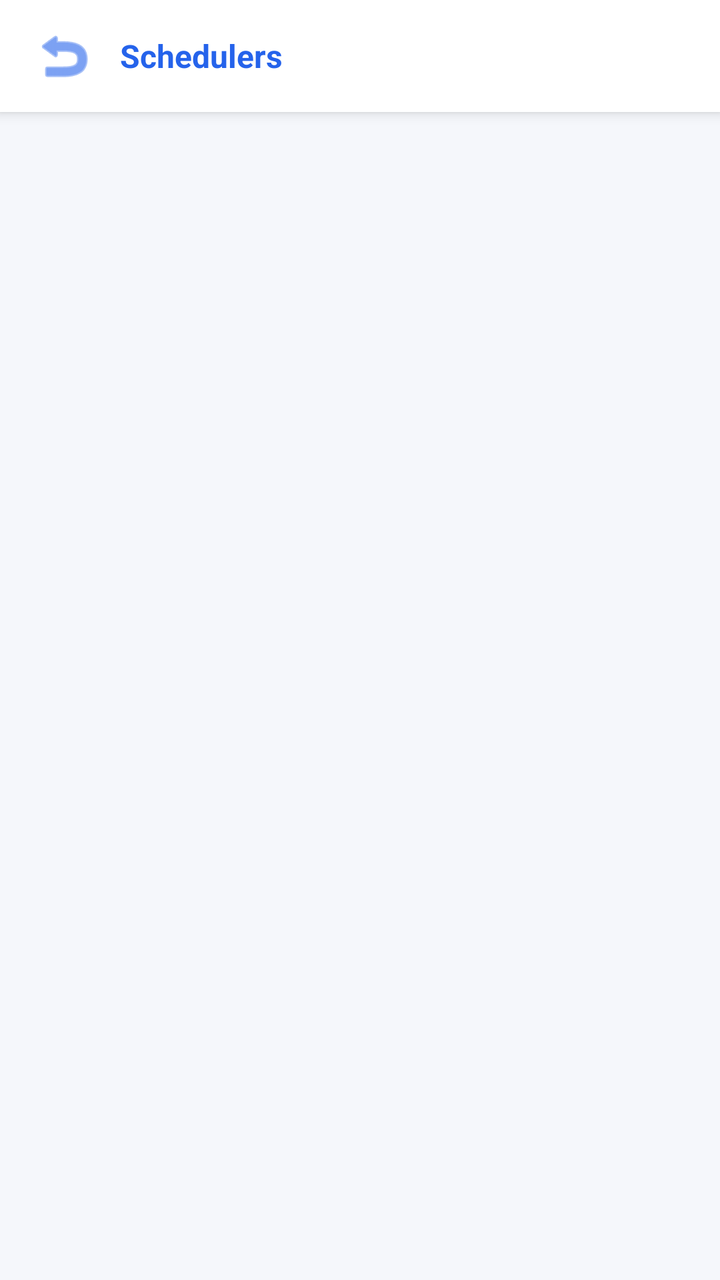
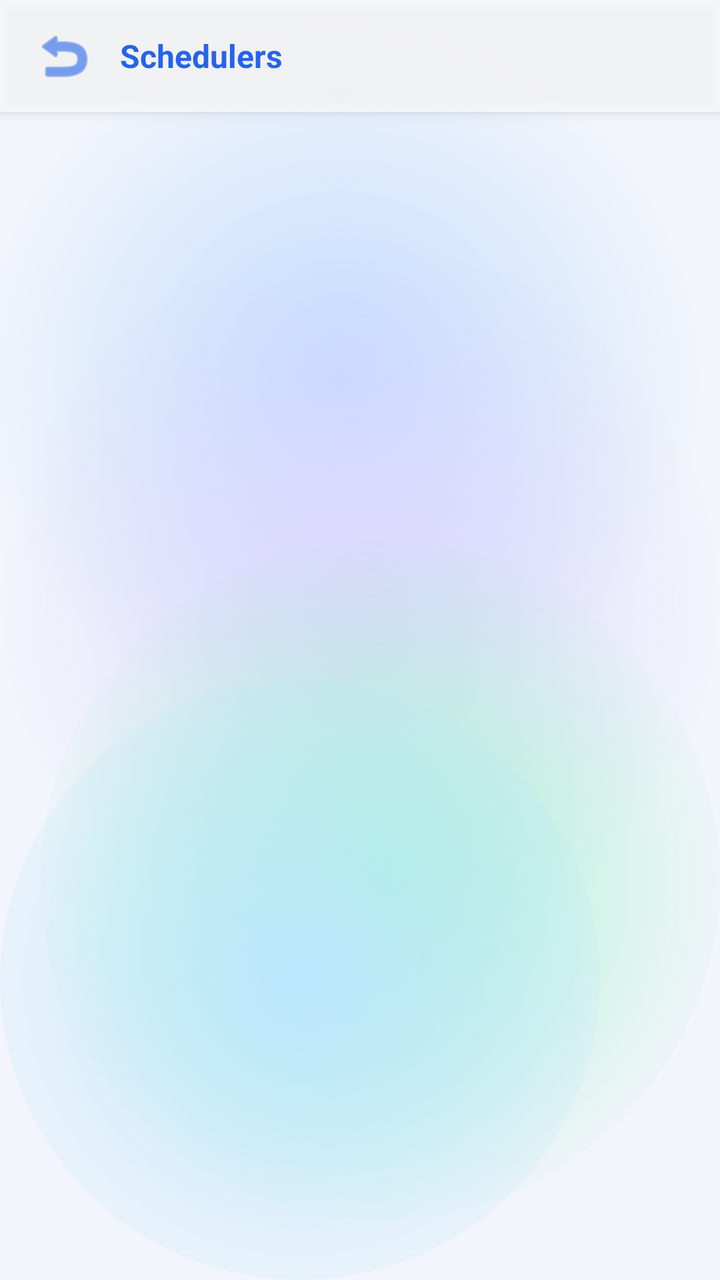

Before-and-after screenshots of an Android layout around one commit, followed by the original layout XML and the change that was made.
<!-- AndroidManifest.xml: application theme Theme.ExpenseOS -->
<!-- res/layout/activity_scheduler.xml -->
<?xml version="1.0" encoding="utf-8"?>
<LinearLayout xmlns:android="http://schemas.android.com/apk/res/android"
    android:layout_width="match_parent"
    android:layout_height="match_parent"
    android:background="@color/bg"
    android:orientation="vertical">

    
    <LinearLayout
        android:layout_width="match_parent"
        android:layout_height="56dp"
        android:background="@color/nav_bg"
        android:elevation="4dp"
        android:gravity="center_vertical"
        android:orientation="horizontal"
        android:paddingHorizontal="14dp">

        <ImageButton
            android:id="@+id/btnSchedulerBack"
            android:layout_width="36dp"
            android:layout_height="36dp"
            android:layout_marginEnd="10dp"
            android:background="?attr/selectableItemBackgroundBorderless"
            android:contentDescription="Back"
            android:src="@android:drawable/ic_menu_revert"
            android:tint="@color/primary" />

        <TextView
            android:layout_width="0dp"
            android:layout_height="wrap_content"
            android:layout_weight="1"
            android:text="Schedulers"
            android:textColor="@color/primary"
            android:textSize="16sp"
            android:textStyle="bold" />
    </LinearLayout>

    <androidx.recyclerview.widget.RecyclerView
        android:id="@+id/rvSchedulers"
        android:layout_width="match_parent"
        android:layout_height="0dp"
        android:layout_weight="1"
        android:clipToPadding="false"
        android:paddingBottom="12dp" />

</LinearLayout>
<!-- resources referenced by this layout -->
<resources>
  <color name="bg">#F5F7FB</color>
  <color name="nav_bg">#FFFFFF</color>
  <style name="Theme.ExpenseOS" parent="Theme.MaterialComponents.DayNight.NoActionBar">
          <item name="colorPrimary">@color/primary</item>
          <item name="colorPrimaryVariant">@color/primary_dark</item>
          <item name="colorPrimaryDark">@color/primary_dark</item>
          <item name="colorOnPrimary">@color/on_primary</item>
          <item name="colorSecondary">@color/secondary</item>
          <item name="colorSecondaryVariant">@color/secondary_dark</item>
          <item name="colorOnSecondary">@color/on_primary</item>
          <item name="colorAccent">@color/primary</item>
          <item name="colorSurface">@color/surface</item>
          <item name="colorOnSurface">@color/text</item>
          <item name="colorOnBackground">@color/text</item>
          <item name="colorError">@color/danger</item>
          <item name="android:colorBackground">@color/bg</item>
          <item name="android:windowBackground">@color/bg</item>
  
          <item name="android:textColorPrimary">@color/text</item>
          <item name="android:textColorSecondary">@color/text_muted</item>
          <item name="android:textColorHint">@color/text_hint</item>
          <item name="android:fontFamily">sans-serif</item>
          <item name="fontFamily">sans-serif</item>
  
          
          <item name="android:statusBarColor">@color/bg</item>
          <item name="android:navigationBarColor">@color/nav_bg</item>
          <item name="android:windowLightStatusBar">true</item>
          <item name="android:windowLightNavigationBar" tools:targetApi="o_mr1">true</item>
          <item name="android:forceDarkAllowed" tools:targetApi="q">false</item>
  
          
          <item name="editTextStyle">@style/Widget.ExpenseOS.EditText</item>
          <item name="materialAlertDialogTheme">@style/ThemeOverlay.ExpenseOS.Dialog</item>
          <item name="bottomSheetDialogTheme">@style/ThemeOverlay.ExpenseOS.BottomSheet</item>
          <item name="materialTimePickerTheme">@style/ThemeOverlay.ExpenseOS.TimePicker</item>
          <item name="android:windowAnimationStyle">@style/Animation.ExpenseOS.Window</item>
          <item name="android:windowActivityTransitions">true</item>
          <item name="android:windowContentTransitions">true</item>
      </style>
  <color name="surface">#FFFFFF</color>
  <!-- unchanged entries left out for length: 19 -->
</resources>

<!-- the commit's change to res/layout/activity_scheduler.xml (unified diff, before → after) -->
@@ -2,7 +2,7 @@
 <LinearLayout xmlns:android="http://schemas.android.com/apk/res/android"
     android:layout_width="match_parent"
     android:layout_height="match_parent"
-    android:background="@color/bg"
+    android:background="@android:color/transparent"
     android:orientation="vertical">
 
     
<!-- resource entries referenced after the edit -->
@@ -1,7 +1,61 @@
 <!-- resources referenced by this layout -->
 <resources>
-  <color name="bg">#F5F7FB</color>
-  <color name="nav_bg">#FFFFFF</color>
+  <color name="bg">#F2F5FB</color>
+  <!-- drawable aurora_bg (drawable) -->
+  <?xml version="1.0" encoding="utf-8"?>
+  <layer-list xmlns:android="http://schemas.android.com/apk/res/android">
+      <item android:drawable="@color/aurora_base" />
+      <item android:width="380dp" android:height="380dp"
+          android:gravity="top|end"
+          android:drawable="@drawable/aurora_blob_blue" />
+      <item android:width="360dp" android:height="360dp"
+          android:gravity="start" android:top="120dp"
+          android:drawable="@drawable/aurora_blob_violet" />
+      <item android:width="340dp" android:height="340dp"
+          android:gravity="bottom|end" android:bottom="30dp"
+          android:drawable="@drawable/aurora_blob_mint" />
+      <item android:width="300dp" android:height="300dp"
+          android:gravity="bottom|start"
+          android:drawable="@drawable/aurora_blob_sky" />
+  </layer-list>
+  <color name="aurora_base">#F2F5FB</color>
+  <!-- drawable aurora_blob_blue (drawable) -->
+  <?xml version="1.0" encoding="utf-8"?>
+  <shape xmlns:android="http://schemas.android.com/apk/res/android" android:shape="oval">
+      <gradient
+          android:type="radial"
+          android:gradientRadius="180dp"
+          android:startColor="#BFDBFE"
+          android:endColor="#00BFDBFE" />
+  </shape>
+  <!-- drawable aurora_blob_violet (drawable) -->
+  <?xml version="1.0" encoding="utf-8"?>
+  <shape xmlns:android="http://schemas.android.com/apk/res/android" android:shape="oval">
+      <gradient
+          android:type="radial"
+          android:gradientRadius="180dp"
+          android:startColor="#DDD6FE"
+          android:endColor="#00DDD6FE" />
+  </shape>
+  <!-- drawable aurora_blob_mint (drawable) -->
+  <?xml version="1.0" encoding="utf-8"?>
+  <shape xmlns:android="http://schemas.android.com/apk/res/android" android:shape="oval">
+      <gradient
+          android:type="radial"
+          android:gradientRadius="180dp"
+          android:startColor="#A7F3D0"
+          android:endColor="#00A7F3D0" />
+  </shape>
+  <!-- drawable aurora_blob_sky (drawable) -->
+  <?xml version="1.0" encoding="utf-8"?>
+  <shape xmlns:android="http://schemas.android.com/apk/res/android" android:shape="oval">
+      <gradient
+          android:type="radial"
+          android:gradientRadius="180dp"
+          android:startColor="#BAE6FD"
+          android:endColor="#00BAE6FD" />
+  </shape>
+  <color name="nav_bg">#B9FFFFFF</color>
   <style name="Theme.ExpenseOS" parent="Theme.MaterialComponents.DayNight.NoActionBar">
           <item name="colorPrimary">@color/primary</item>
           <item name="colorPrimaryVariant">@color/primary_dark</item>
@@ -16,7 +70,7 @@
           <item name="colorOnBackground">@color/text</item>
           <item name="colorError">@color/danger</item>
           <item name="android:colorBackground">@color/bg</item>
-          <item name="android:windowBackground">@color/bg</item>
+          <item name="android:windowBackground">@drawable/aurora_bg</item>
   
           <item name="android:textColorPrimary">@color/text</item>
           <item name="android:textColorSecondary">@color/text_muted</item>
@@ -25,8 +79,8 @@
           <item name="fontFamily">sans-serif</item>
   
           
-          <item name="android:statusBarColor">@color/bg</item>
-          <item name="android:navigationBarColor">@color/nav_bg</item>
+          <item name="android:statusBarColor">@android:color/transparent</item>
+          <item name="android:navigationBarColor">@android:color/transparent</item>
           <item name="android:windowLightStatusBar">true</item>
           <item name="android:windowLightNavigationBar" tools:targetApi="o_mr1">true</item>
           <item name="android:forceDarkAllowed" tools:targetApi="q">false</item>
@@ -40,7 +94,7 @@
           <item name="android:windowActivityTransitions">true</item>
           <item name="android:windowContentTransitions">true</item>
       </style>
-  <color name="surface">#FFFFFF</color>
+  <color name="surface">#E9FFFFFF</color>
   <!-- unchanged entries left out for length: 19 -->
 </resources>
 
